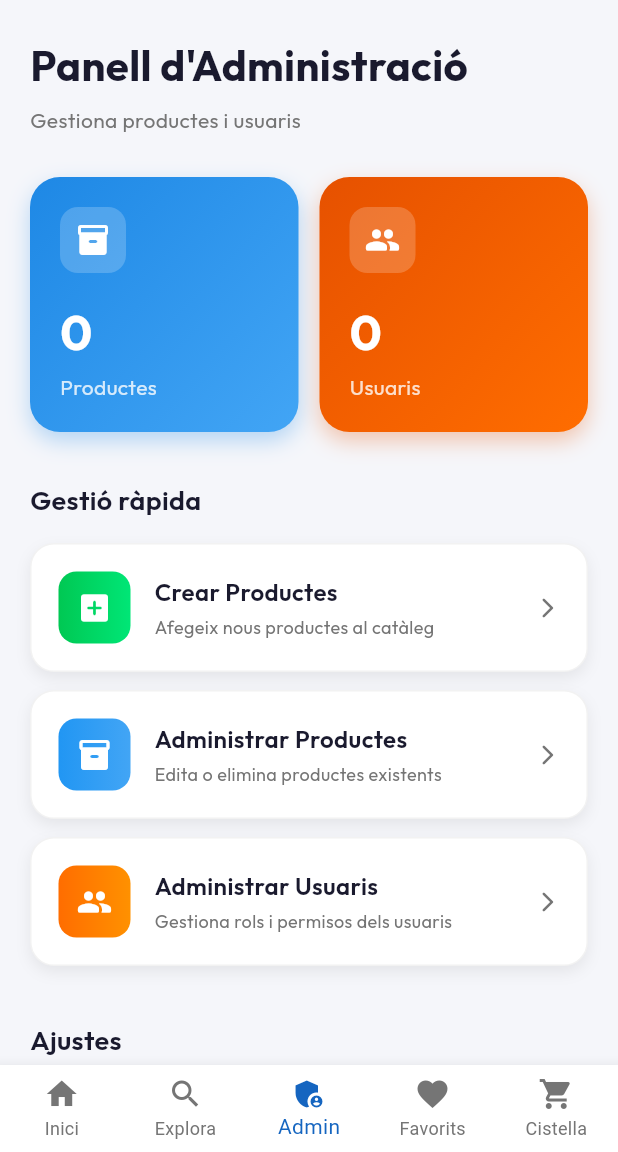
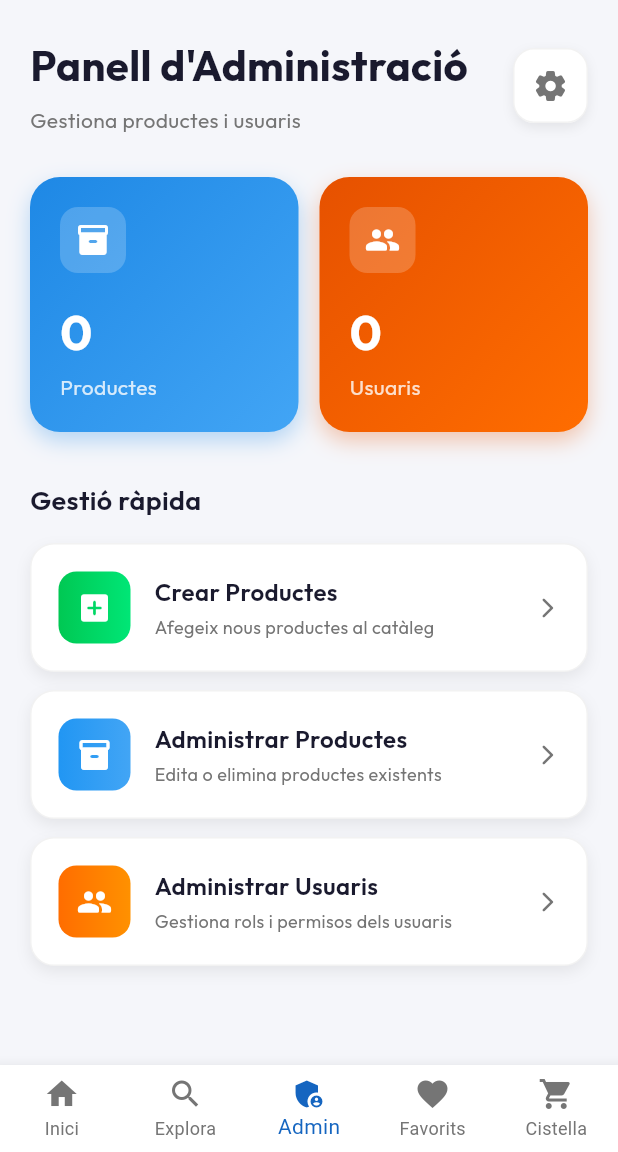
Before and after one commit to 2DAM-202526-PROJECTE/repo-projecte2-DecathDAM, a Flutter app: the screen it shows after launch, item 3 of the bottom bar chosen, on a phone screen of 412 x 824 dp, the part 84-1236 px from its top. Run offline on Flutter 3.47's test engine with Material 3 defaults, Android fonts, the phone set to English and light mode, and no system bars; our stand-ins replace cloud_firestore, firebase_core, google_fonts; accounts and stored records are empty.

Commit message:
Eliminada la part d,ajustes de la finestra admin, ara es un engranatge a la part superior dreta i obrir una nova finestra amb els parametres de l,usuari

```diff
--- a/lib/view/admin_screen.dart
+++ b/lib/view/admin_screen.dart
@@ -2,12 +2,10 @@ import 'package:decathdam/config/app_theme.dart';
 import 'package:decathdam/view/creation_product_screen.dart';
 import 'package:decathdam/view/manage_products_screen.dart';
 import 'package:decathdam/view/manage_users_screen.dart';
+import 'package:decathdam/view/settings_screen.dart';
 import 'package:decathdam/view/widgets/animated_admin_option.dart';
 import 'package:decathdam/view/widgets/dashboard_card.dart';
-import 'package:decathdam/view/widgets/logout_button.dart';
-import 'package:decathdam/view/widgets/settings_theme_card.dart';
 import 'package:decathdam/viewmodels/products_viewmodel.dart';
-import 'package:decathdam/viewmodels/theme_provider.dart';
 import 'package:decathdam/viewmodels/users_viewmodel.dart';
 import 'package:flutter/material.dart';
 import 'package:google_fonts/google_fonts.dart';
@@ -49,7 +47,6 @@ class _AdminScreenState extends State<AdminScreen>
   Widget build(BuildContext context) {
     final productsViewModel = Provider.of<ProductsViewModel>(context);
     final usersViewModel = Provider.of<UsersViewModel>(context);
-    final themeProvider = Provider.of<ThemeProvider>(context);
     final colors = AppColors.of(context);
 
     return Scaffold(
@@ -61,7 +58,14 @@ class _AdminScreenState extends State<AdminScreen>
           child: Column(
             crossAxisAlignment: CrossAxisAlignment.start,
             children: [
-              // Header
+              // Header amb icona d'ajustes
+              Row(
+                mainAxisAlignment: MainAxisAlignment.spaceBetween,
+                children: [
+                  Expanded(
+                    child: Column(
+                      crossAxisAlignment: CrossAxisAlignment.start,
+                      children: [
                         Text(
                           'Panell d\'Administració',
                           style: GoogleFonts.outfit(
@@ -78,6 +82,40 @@ class _AdminScreenState extends State<AdminScreen>
                             color: colors.textSecondary,
                           ),
                         ),
+                      ],
+                    ),
+                  ),
+                  // Icona d'ajustes
+                  GestureDetector(
+                    onTap: () {
+                      Navigator.push(
+                        context,
+                        _createRoute(const SettingsScreen()),
+                      );
+                    },
+                    child: Container(
+                      padding: const EdgeInsets.all(12),
+                      decoration: BoxDecoration(
+                        color: colors.card,
+                        borderRadius: BorderRadius.circular(14),
+                        border: Border.all(color: colors.border, width: 1),
+                        boxShadow: [
+                          BoxShadow(
+                            color: colors.cardShadow,
+                            blurRadius: 6,
+                            offset: const Offset(0, 3),
+                          ),
+                        ],
+                      ),
+                      child: Icon(
+                        Icons.settings_rounded,
+                        color: colors.textSecondary,
+                        size: 24,
+                      ),
+                    ),
+                  ),
+                ],
+              ),
               const SizedBox(height: 28),
 
               // Dashboard Grid
@@ -86,7 +124,14 @@ class _AdminScreenState extends State<AdminScreen>
               const SizedBox(height: 32),
 
               // Section: Gestió ràpida
-              _buildSectionTitle('Gestió ràpida', colors),
+              Text(
+                'Gestió ràpida',
+                style: GoogleFonts.outfit(
+                  fontSize: 18,
+                  fontWeight: FontWeight.w600,
+                  color: colors.textPrimary,
+                ),
+              ),
               const SizedBox(height: 16),
 
               AnimatedAdminOption(
@@ -136,74 +181,10 @@ class _AdminScreenState extends State<AdminScreen>
                 },
               ),
 
-              const SizedBox(height: 36),
-
-              // Section: Ajustes
-              _buildSectionTitle('Ajustes', colors),
-              const SizedBox(height: 16),
-
-              SettingsThemeCard(themeProvider: themeProvider, colors: colors),
-
-              const SizedBox(height: 12),
-
-              AnimatedAdminOption(
-                icon: Icons.language_rounded,
-                title: 'Idioma',
-                subtitle: 'Català',
-                gradientColors: const [Color(0xFF7C4DFF), Color(0xFFB388FF)],
-                delay: 300,
-                colors: colors,
-                onTap: () {
-                  _showInfoSnackBar(
-                    context,
-                    colors,
-                    'Funció d\'idioma pròximament',
-                  );
-                },
-              ),
-
-              const SizedBox(height: 12),
-
-              AnimatedAdminOption(
-                icon: Icons.notifications_rounded,
-                title: 'Notificacions',
-                subtitle: 'Gestiona les alertes de l\'app',
-                gradientColors: const [Color(0xFF00BCD4), Color(0xFF4DD0E1)],
-                delay: 400,
-                colors: colors,
-                onTap: () {
-                  _showInfoSnackBar(
-                    context,
-                    colors,
-                    'Notificacions pròximament',
-                  );
-                },
-              ),
-
-              const SizedBox(height: 28),
-
-              LogoutButton(
-                colors: colors,
-                onTap: () {
-                  _showLogoutDialog(context, colors);
-                },
-              ),
-
               const SizedBox(height: 24),
             ],
           ),
         ),
-      ),
-    );
-  }
-
-  Widget _buildSectionTitle(String title, AppColors colors) {
-    return Text(
-      title,
-      style: GoogleFonts.outfit(
-        fontSize: 18,
-        fontWeight: FontWeight.w600,
-        color: colors.textPrimary,
       ),
     );
   }
@@ -263,96 +244,4 @@ class _AdminScreenState extends State<AdminScreen>
       transitionDuration: const Duration(milliseconds: 400),
     );
   }
-
-  void _showInfoSnackBar(
-    BuildContext context,
-    AppColors colors,
-    String message,
-  ) {
-    ScaffoldMessenger.of(context).showSnackBar(
-      SnackBar(
-        content: Text(message, style: GoogleFonts.outfit(color: Colors.white)),
-        backgroundColor: colors.dialog,
-        behavior: SnackBarBehavior.floating,
-        shape: RoundedRectangleBorder(borderRadius: BorderRadius.circular(10)),
-      ),
-    );
 }
-
-  void _showLogoutDialog(BuildContext context, AppColors colors) {
-    showDialog(
-      context: context,
-      builder: (dialogContext) {
-        return AlertDialog(
-          backgroundColor: colors.dialog,
-          shape: RoundedRectangleBorder(
-            borderRadius: BorderRadius.circular(20),
-          ),
-          title: Row(
-            children: [
-              Container(
-                padding: const EdgeInsets.all(8),
-                decoration: BoxDecoration(
-                  color: Colors.red.withAlpha(26),
-                  borderRadius: BorderRadius.circular(10),
-                ),
-                child: const Icon(
-                  Icons.logout_rounded,
-                  color: Colors.red,
-                  size: 22,
-                ),
-              ),
-              const SizedBox(width: 12),
-              Text(
-                'Tancar sessió',
-                style: GoogleFonts.outfit(
-                  fontWeight: FontWeight.bold,
-                  color: colors.textPrimary,
-                ),
-              ),
-            ],
-          ),
-          content: Text(
-            'Estàs segur que vols tancar la sessió? Hauràs d\'iniciar sessió de nou per accedir.',
-            style: GoogleFonts.outfit(
-              color: colors.textSecondary,
-              fontSize: 14,
-            ),
-          ),
-          actions: [
-            TextButton(
-              onPressed: () => Navigator.pop(dialogContext),
-              child: Text(
-                'Cancel·lar',
-                style: GoogleFonts.outfit(color: colors.cancelButton),
-              ),
-            ),
-            ElevatedButton(
-              onPressed: () {
-                Navigator.pop(dialogContext);
-                _showInfoSnackBar(
-                  context,
-                  colors,
-                  'Funció de logout pròximament',
-                );
-              },
-              style: ElevatedButton.styleFrom(
-                backgroundColor: Colors.red,
-                shape: RoundedRectangleBorder(
-                  borderRadius: BorderRadius.circular(10),
-                ),
-              ),
-              child: Text(
-                'Tancar sessió',
-                style: GoogleFonts.outfit(
-                  color: Colors.white,
-                  fontWeight: FontWeight.w600,
-                ),
-              ),
-            ),
-          ],
-        );
-      },
-    );
-  }
-}
```
Also changed, not shown: lib/view/settings_screen.dart (added, +187 -0 lines). Lines whose indentation alone changed are shown as unchanged.
